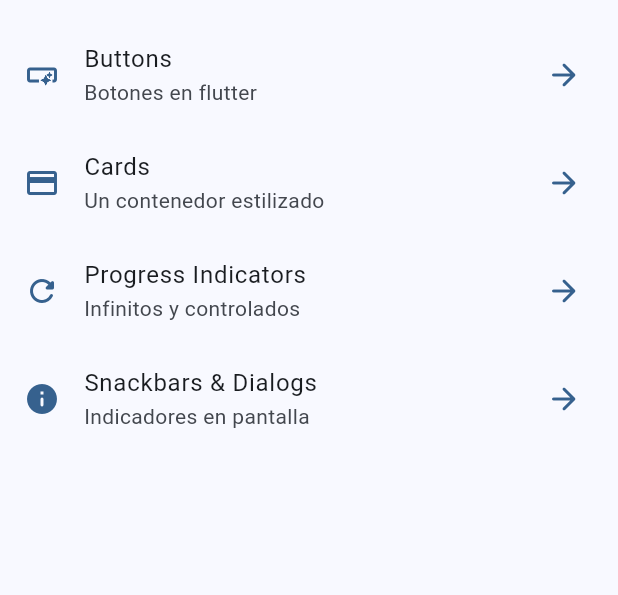
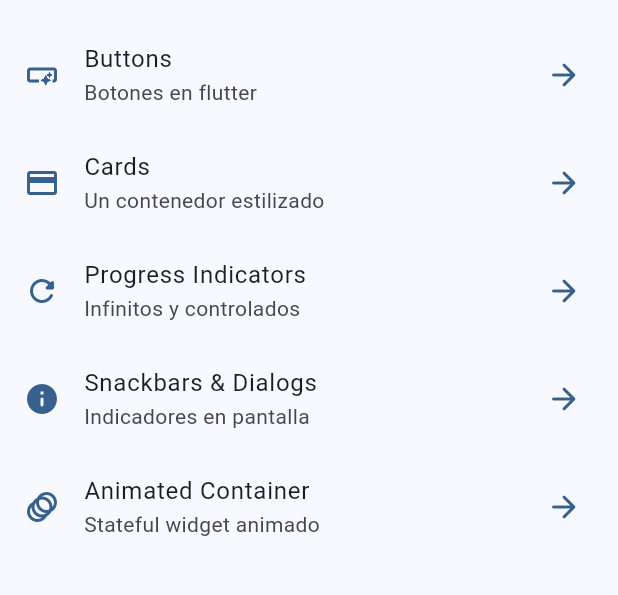
Before and after one commit to Klissman20/widgets_app, a Flutter app: the screen it shows after launch, on a phone screen of 412 x 824 dp, the part 63-658 px from its top. Run offline on Flutter 3.47's test engine with Material 2 defaults, Android fonts, the phone set to English and light mode, and no system bars; our stand-ins replace go_router.

Commit message:
animated container finished

```diff
--- a/lib/config/menu/menu_items.dart
+++ b/lib/config/menu/menu_items.dart
@@ -33,5 +33,10 @@ final appMenuItems = <MenuItem>[
       title: 'Snackbars & Dialogs',
       subTitle: 'Indicadores en pantalla',
       link: '/snackbar',
-      icon: Icons.info_rounded)
+      icon: Icons.info_rounded),
+  MenuItem(
+      title: 'Animated Container',
+      subTitle: 'Stateful widget animado',
+      link: '/animated',
+      icon: Icons.animation_outlined)
 ];
--- a/lib/config/router/app_router.dart
+++ b/lib/config/router/app_router.dart
@@ -21,5 +21,9 @@ final appRouter = GoRouter(initialLocation: '/', routes: [
   GoRoute(
       name: SnackbarScreen.name,
       path: '/snackbar',
-      builder: (context, state) => const SnackbarScreen())
+      builder: (context, state) => const SnackbarScreen()),
+  GoRoute(
+      name: AnimatedScreen.name,
+      path: '/animated',
+      builder: (context, state) => const AnimatedScreen())
 ]);
```
Also changed, not shown: lib/presentation/screens/animated/animated_screen.dart (+44 -2 lines).
